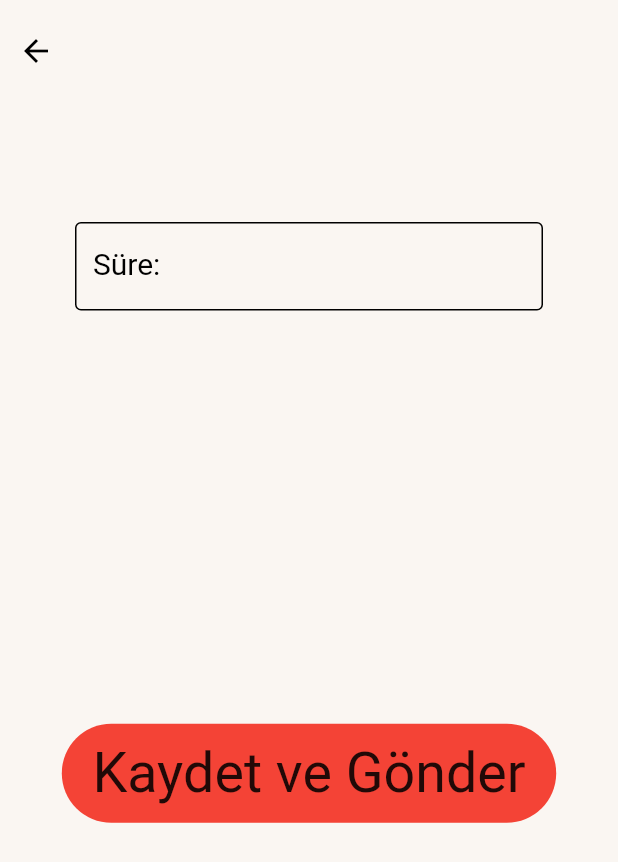
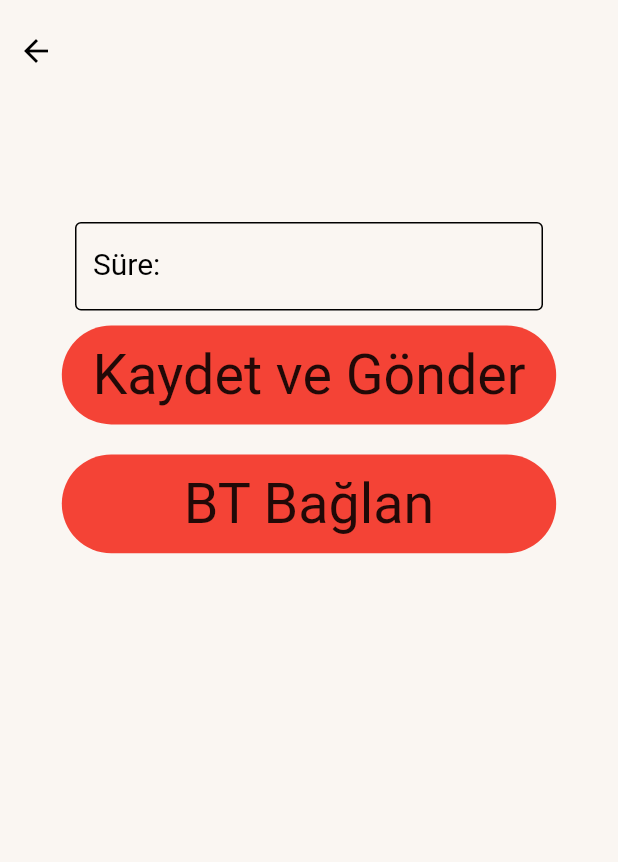
Before and after one commit to alperennbulutt/sanotimer_2, a Flutter app: the TestModuScreen screen opened directly, after a tap on "Kaydet ve Gönder", on a phone screen of 412 x 824 dp. Shown: the top 862 px of the screen. Run offline on Flutter 3.47's test engine with Material 2 defaults, Android fonts, the phone set to English and light mode, and no system bars; our stand-ins replace flutter_bluetooth_serial, shared_preferences; accounts and stored records are empty.

Commit message:
bt bağlandan button eklendi

```diff
--- /dev/null
+++ b/lib/core/bt_connection/btConnection.dart
@@ -0,0 +1 @@
+class BtConnection {}
--- a/lib/core/localDeneme/sendData.dart
+++ b/lib/core/localDeneme/sendData.dart
@@ -1,13 +1,8 @@
 import 'package:sanotimer2_5/core/localDeneme/localStorage.dart';
 
-import 'btHaberlesme.dart';
+void sendData(String message) {
+  LocalStorage localStorage = new LocalStorage();
 
-void sendData(String message) {
-  BtHaberlesme btHaberlesme = new BtHaberlesme();
-  LocalStorage localStorage = new LocalStorage();
-  print("yollanan mesaj : " + message);
-
-  btHaberlesme.btHaberlesme(message);
   localStorage.saveData(message);
 }
 
--- a/lib/main.dart
+++ b/lib/main.dart
@@ -80,6 +80,7 @@ class _MyAppState extends State<MyApp> {
   // Define some variables, which will be required later
   List<BluetoothDevice> _devicesList = [];
   BluetoothDevice _device;
+
   bool _connected = false;
   BackData backData = new BackData();
 
@@ -88,6 +89,7 @@ class _MyAppState extends State<MyApp> {
 
   void degerAl() async {
     getMesaj = await localStorage.getData();
+    setState(() {});
   }
 
   @override
--- a/lib/view/testModuScreen.dart
+++ b/lib/view/testModuScreen.dart
@@ -1,6 +1,8 @@
 import 'package:flutter/material.dart';
+import 'package:sanotimer2_5/core/BluetoothAppMin.dart';
 import 'package:sanotimer2_5/core/localDeneme/localStorage.dart';
 import 'package:sanotimer2_5/core/localDeneme/sendData.dart';
+import 'package:sanotimer2_5/main.dart';
 import 'package:sanotimer2_5/widgets/buttons/arrowBack.dart';
 
 class TestModuScreen extends StatefulWidget {
@@ -11,6 +13,7 @@ class TestModuScreen extends StatefulWidget {
 class _TestModuScreenState extends State<TestModuScreen> {
   final myController = TextEditingController();
   LocalStorage localStorage = new LocalStorage();
+  MyApp myApp = MyApp();
   String mesaj;
   String getMesaj;
   bool loading = false;
@@ -62,11 +65,14 @@ class _TestModuScreenState extends State<TestModuScreen> {
                       child: Row(
                         mainAxisAlignment: MainAxisAlignment.center,
                         children: [
+                          Column(
+                            children: [
                               GestureDetector(
                                 onTap: () {
                                   //textfileddan gelen veriyi sendData metotuna yollanması
                                   String textFieldGet = myController.text;
                                   mesaj = "{o,$textFieldGet}";
+
                                   sendData(mesaj);
                                 },
                                 child: Container(
@@ -88,6 +94,43 @@ class _TestModuScreenState extends State<TestModuScreen> {
                                   ),
                                 ),
                               ),
+
+                              //2. buton
+                              GestureDetector(
+                                onTap: () {
+                                  Navigator.push(
+                                      context,
+                                      MaterialPageRoute(
+                                          builder: (context) =>
+                                              BluetoothAppMin()));
+
+                                  //textfileddan gelen veriyi sendData metotuna yollanması
+                                  String textFieldGet = myController.text;
+                                  mesaj = "{o,$textFieldGet}";
+
+                                  sendData(mesaj);
+                                },
+                                child: Container(
+                                  margin: EdgeInsets.all(10),
+                                  decoration: BoxDecoration(
+                                      borderRadius: BorderRadius.circular(80),
+                                      color: Colors.red),
+                                  height: _size.height * 0.08,
+                                  width: _size.width * 0.8,
+                                  child: Padding(
+                                    padding: const EdgeInsets.all(5),
+                                    child: Center(
+                                        child: Text(
+                                      'BT Bağlan',
+                                      style: TextStyle(
+                                        fontSize: _size.width * 0.09,
+                                      ),
+                                    )),
+                                  ),
+                                ),
+                              ),
+                            ],
+                          )
                         ],
                       ),
                     ),
```
Also changed, not shown: lib/core/BluetoothAppMin.dart (added, +256 -0 lines), package-lock.json (added), 1 other file. Lines whose indentation alone changed are shown as unchanged.
